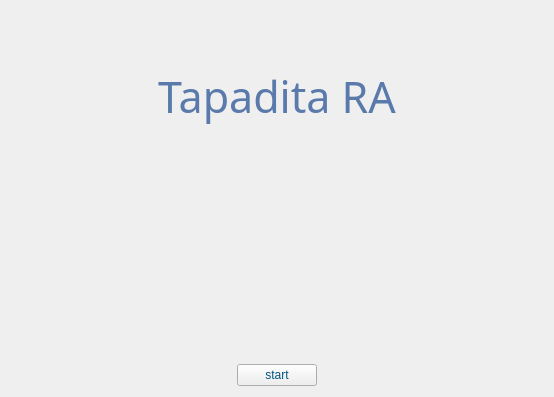
Qt form view/inicio.ui (cosimani/tapadita-ra) before a commit.
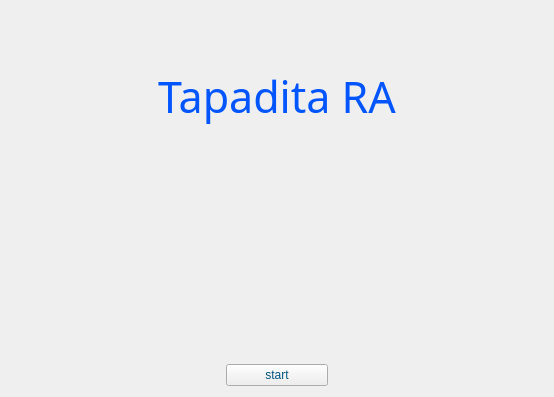
The same form after that commit. Custom widgets are drawn as their Qt base class.

What changed in the file:
```diff
--- a/view/inicio.ui
+++ b/view/inicio.ui
@@ -16,12 +16,13 @@
   <property name="styleSheet">
    <string notr="true">QLabel#ltitle{
 	font: 32pt &quot;Ume P Gothic C5&quot;;
-	color:rgb(90, 122, 171)
+	color:rgb(0, 85, 255)
 }
 
 QPushButton#pbstart{
-	font: 10pt &quot;Ume Gothic C5&quot;;
+	font: 12pt &quot;Ume Gothic C5&quot;;
     color:rgb(0, 85, 127);
+	min-width:100px
 }</string>
   </property>
   <layout class="QGridLayout" name="gridLayout">
```
